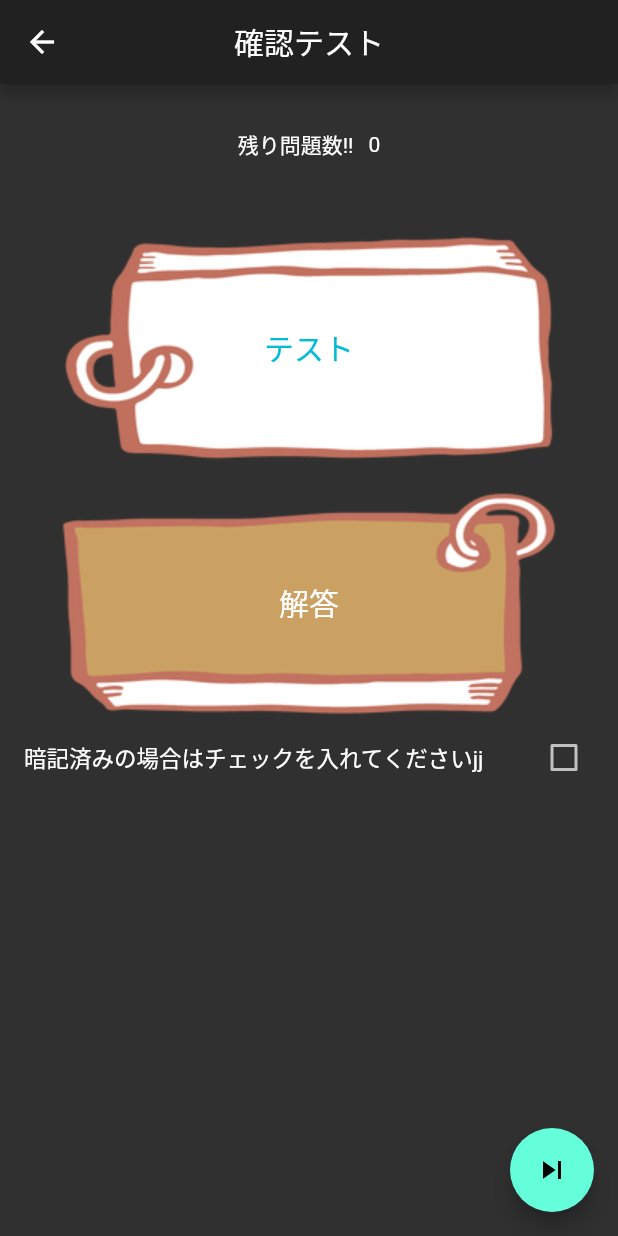
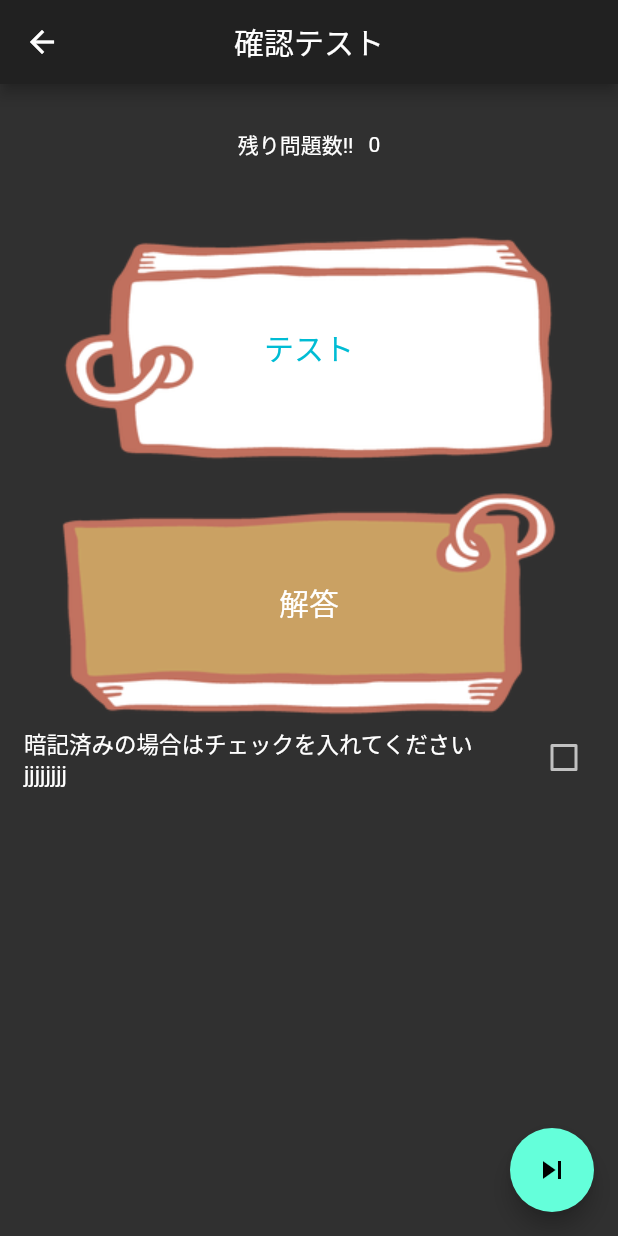
Before and after one commit to tomoki1590/database, a Flutter app: the TestScreen screen opened directly, on a phone screen of 412 x 824 dp. Run offline on Flutter 3.47's test engine with Material 2 defaults, Android fonts, the light colour scheme and no system bars; our stand-ins replace fluttertoast, moor; missing offline and left inert: sqlite3; generated files the repository leaves out were written again; Roboto replaces fonts that are missing (lanobejjj).

Commit message:
一気に追加した

```diff
--- a/lib/screens/test_screen.dart
+++ b/lib/screens/test_screen.dart
@@ -106,7 +106,7 @@ class _TestScreenState extends State<TestScreen> {
   Widget _isMemorizedCheck() {
     return CheckboxListTile(
         title: Text(
-          "暗記済みの場合はチェックを入れてくださいjj",
+          "暗記済みの場合はチェックを入れてくださいjjjjjjjj",
           style: TextStyle(fontSize: 15.0),
         ),
         value: _isMemorized,
```
